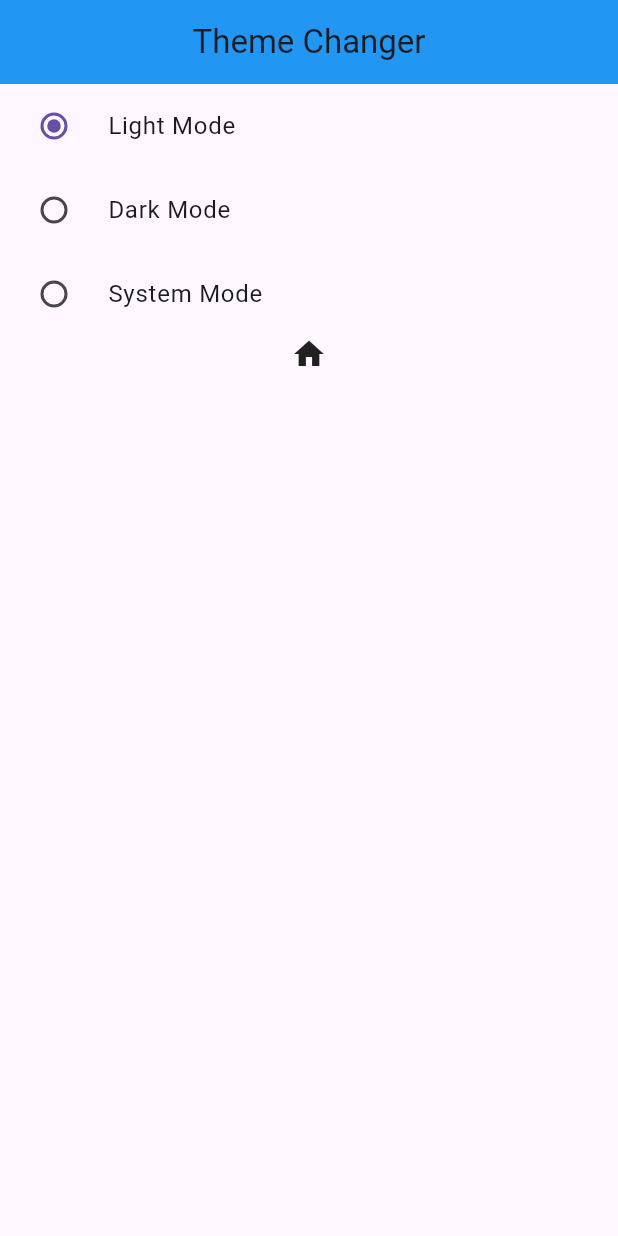
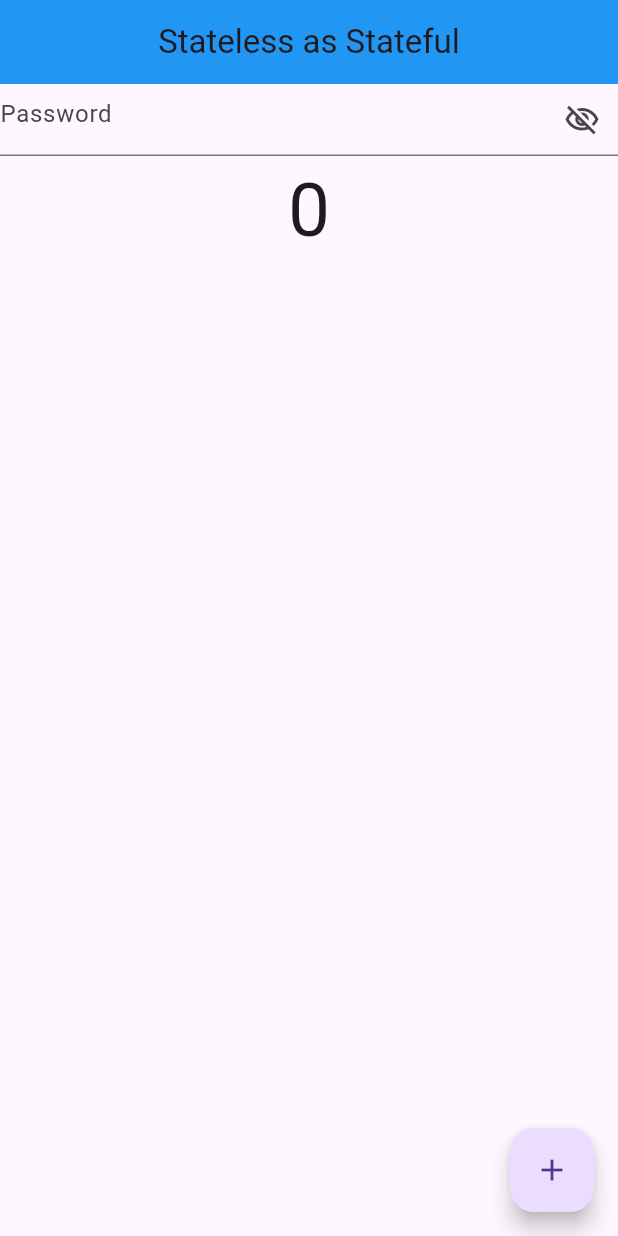
Before and after one commit to d19rsabhah/counter, a Flutter app: the screen it shows after launch, on a phone screen of 412 x 824 dp. Run offline on Flutter 3.47's test engine with Material 3 defaults, Android fonts, the phone set to English and light mode, and no system bars.

Commit message:
statelesswidget used as statefulwidget

```diff
--- a/lib/main.dart
+++ b/lib/main.dart
@@ -6,6 +6,7 @@ import 'package:counter/screen/count_example.dart';
 import 'package:counter/screen/dark_theme.dart';
 import 'package:counter/screen/example_one.dart';
 import 'package:counter/screen/favourite/favourite_screen.dart';
+import 'package:counter/screen/value_notify_listner.dart';
 import 'package:flutter/material.dart';
 import 'package:provider/provider.dart';
 
@@ -41,7 +42,7 @@ class MyApp extends StatelessWidget {
                   backgroundColor: Colors.teal,
                 ),
                 iconTheme: IconThemeData(color: Colors.red)),
-            home: DarkThemeScreen(),
+            home: NotifyListenerScreen(),
           );
         }));
   }
--- /dev/null
+++ b/lib/screen/value_notify_listner.dart
@@ -0,0 +1,56 @@
+import 'package:flutter/material.dart';
+
+class NotifyListenerScreen extends StatelessWidget {
+  NotifyListenerScreen({Key? key}) : super(key: key);
+
+  ValueNotifier<int> _counter = ValueNotifier<int>(0);
+  ValueNotifier<bool> toggle = ValueNotifier<bool>(true);
+
+  @override
+  Widget build(BuildContext context) {
+    return Scaffold(
+      appBar: AppBar(
+        title: Center(child: Text('Stateless as Stateful')),
+      ),
+      body: Column(
+        children: [
+          ValueListenableBuilder(
+              valueListenable: toggle,
+              builder: (context, value, child) {
+                return TextFormField(
+                  obscureText: toggle.value,
+                  decoration: InputDecoration(
+                      hintText: 'Password',
+                      suffixIcon: InkWell(
+                          onTap: () {
+                            toggle.value = !toggle.value;
+                          },
+                          child: Icon(toggle.value
+                              ? Icons.visibility_off_outlined
+                              : Icons.visibility))),
+                );
+              }),
+          Center(
+            child: ValueListenableBuilder(
+                valueListenable: _counter,
+                builder: (context, value, child) {
+                  return Center(
+                    child: Text(
+                      _counter.value.toString(),
+                      style: TextStyle(fontSize: 50),
+                    ),
+                  );
+                }),
+          ),
+        ],
+      ),
+      floatingActionButton: FloatingActionButton(
+        onPressed: () {
+          _counter.value++;
+          print(_counter.value.toString());
+        },
+        child: Icon(Icons.add),
+      ),
+    );
+  }
+}
```
